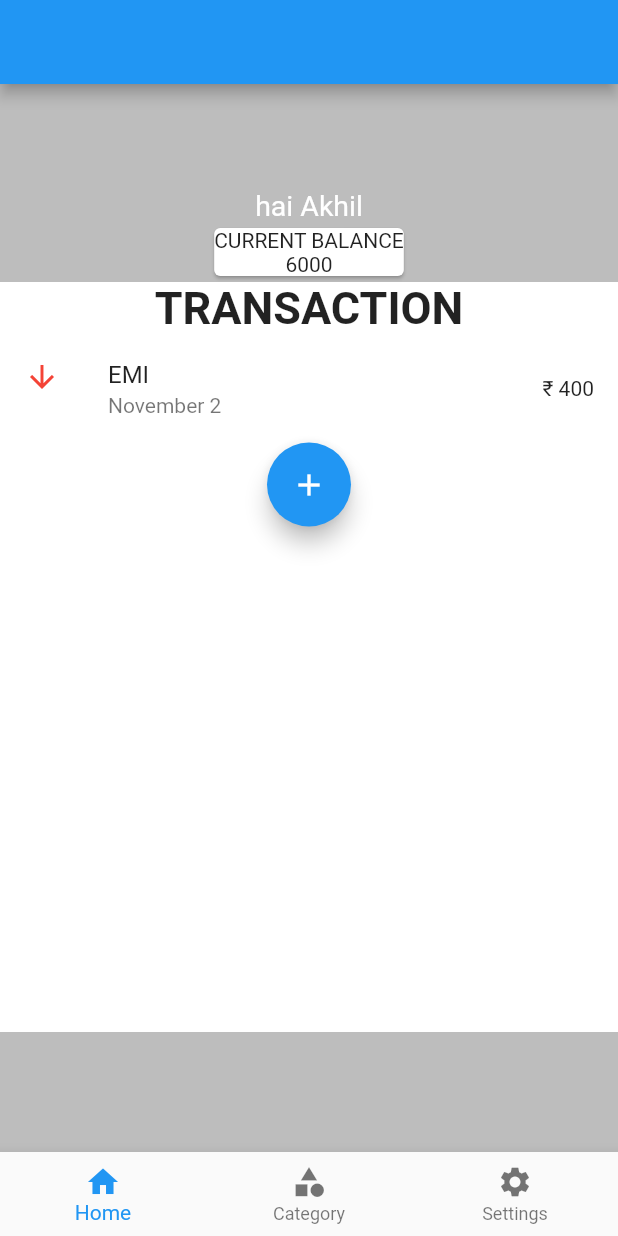
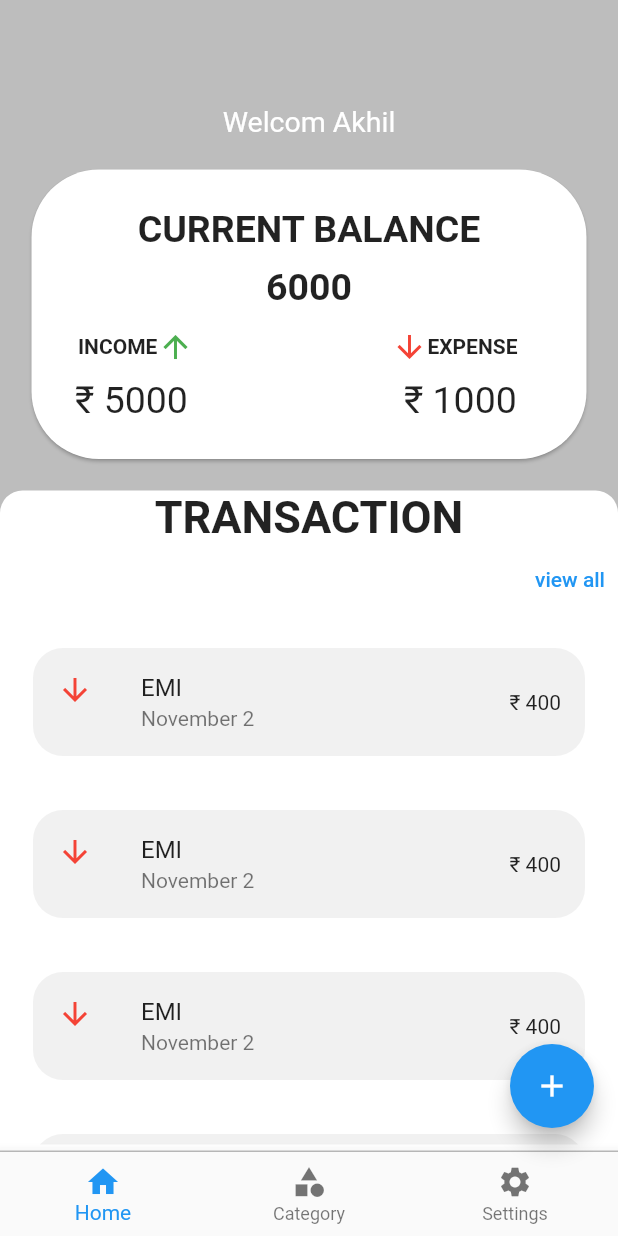
Before and after one commit to akhilbabu759/money-pouch, a Flutter app: the screen it shows after launch, on a phone screen of 412 x 824 dp. Run offline on Flutter 3.47's test engine with Material 2 defaults, Android fonts, the light colour scheme and no system bars; our stand-ins replace introduction_screen, shared_preferences.

Commit message:
home design finished 8/11/22

```diff
--- a/lib/pages/home.dart
+++ b/lib/pages/home.dart
@@ -12,31 +12,105 @@ class Home extends StatefulWidget {
 class _HomeState extends State<Home> {
   @override
   Widget build(BuildContext context) {
-    return Scaffold(
+    return Scaffold(floatingActionButton: FloatingActionButton(onPressed: () {
+
+    },child: Icon(Icons.add)),
       backgroundColor: Colors.black26,
-      appBar: AppBar(),
-      body: SafeArea(
-        child: Column(crossAxisAlignment: CrossAxisAlignment.center, children: [
+
+      body: SingleChildScrollView(
+        child: SafeArea(
+          child:
+              Column(crossAxisAlignment: CrossAxisAlignment.center, children: [
             SizedBox(
               height: 70,
             ),
-          Text('hai Akhil',
+            Text('Welcom Akhil',
                 style: TextStyle(color: Colors.white, fontSize: 19)),
-          Card(
-            child: Column(children: [
-              Text('CURRENT BALANCE'),
-              Text('6000'),
+            Padding(
+              padding: const EdgeInsets.all(17.0),
+              child: Card(shape:  RoundedRectangleBorder(
+    borderRadius: BorderRadius.circular(45.0)),
+                child: Padding(padding: EdgeInsets.all(25),
+                  child: Column(
+                    children: [
+                      Row(
+                        mainAxisAlignment: MainAxisAlignment.center,
+                        children: [
+                          Column(children: [
+                            Text('CURRENT BALANCE',style: TextStyle(fontWeight: FontWeight.bold,fontSize: 25),),SizedBox(height: 10,),
+                            Text('6000',style: TextStyle(fontSize: 25,fontWeight: FontWeight.bold),),
+                            // GridView.count(crossAxisCount: 2,children: [Text('INCOME'),Text('EXPENS')],)
+                            // ListTile(leading: Text('INCOME'),trailing: Text( 'EXPENSE'),),
+                            // ListTile(leading: Text('₹ 5000'),trailing: Text('₹ 1000'),)
                           ]),
+                        ],
+                      ),SizedBox(height: 13,),
+                      Row(
+                        children: [
+                          SizedBox(
+                            width: 6,
                           ),
-          Container(
-            color: Colors.white,
-            height: 500,
+                          Text('INCOME',
+                              style: TextStyle(fontWeight: FontWeight.bold)),
+                          Icon(
+                            Icons.arrow_upward,
+                            color: Colors.green,
+                          ),
+                          SizedBox(
+                            width: 132,
+                          ),
+                          Icon(Icons.arrow_downward, color: Colors.red),
+                          Text(
+                            'EXPENSE',
+                            style: TextStyle(fontWeight: FontWeight.bold),
+                          )
+                        ],
+                      ),SizedBox(height: 9,),
+                      Row(
+                        children: [
+                          SizedBox(
+                            width: 4,
+                          ),
+                          Text('₹ 5000', style: TextStyle(fontSize: 25)),
+                          SizedBox(
+                            width: 144,
+                          ),
+                          Text(
+                            '₹ 1000',
+                            style: TextStyle(fontSize: 25),
+                          )
+                        ],
+                      ),
+                    ],
+                  ),
+                ),
+              ),
+            ),
+            Container(decoration: const BoxDecoration(
+    borderRadius: BorderRadius.only(topLeft: Radius.circular(15),topRight:Radius.circular(15) ),
+              color: Color.fromARGB(255, 255, 255, 255),),
+
+              height: 440,
               child: Column(
                 children: [
                   Text('TRANSACTION',
                       style:
                           TextStyle(fontSize: 30, fontWeight: FontWeight.bold)),
-                ListTile(
+                          Row(mainAxisAlignment: MainAxisAlignment.end,
+                            children: [
+                              TextButton(onPressed: () {
+
+                              },child: Text('view all',style: TextStyle(color: Colors.blue),)),
+                            ],
+                          ),
+                  Expanded(
+                    child: Card(elevation: 0,
+                      child: ListView.builder(shrinkWrap:true ,itemCount: 5, itemBuilder: (context, index) =>
+                         ClipRRect(borderRadius: BorderRadius.circular(30),
+
+                           child: Padding(
+                             padding: const EdgeInsets.all(18.0),
+                             child: ListTile(shape: RoundedRectangleBorder(borderRadius: BorderRadius.circular(20.0)),tileColor: Color.fromARGB(255, 241, 241, 241),
                               leading: Icon(
                                 Icons.arrow_downward,
                                 color: Colors.red,
@@ -45,14 +119,18 @@ class _HomeState extends State<Home> {
                               title: Text('EMI'),
                               trailing: Text('₹ 400'),
                                                  ),
-                FloatingActionButton(
-                  onPressed: () {},
-                  child: Icon(Icons.add),
-                )
+                           ),
+                         ),
+                      ),
+
+                  ),
+
+                  ),
                 ],
               ),
             )
           ]),
+        ),
       ),
       bottomNavigationBar: BottomNavigationBar(items: [
         BottomNavigationBarItem(label: 'Home', icon: Icon(Icons.home)),
```
Lines whose indentation alone changed are shown as unchanged.
